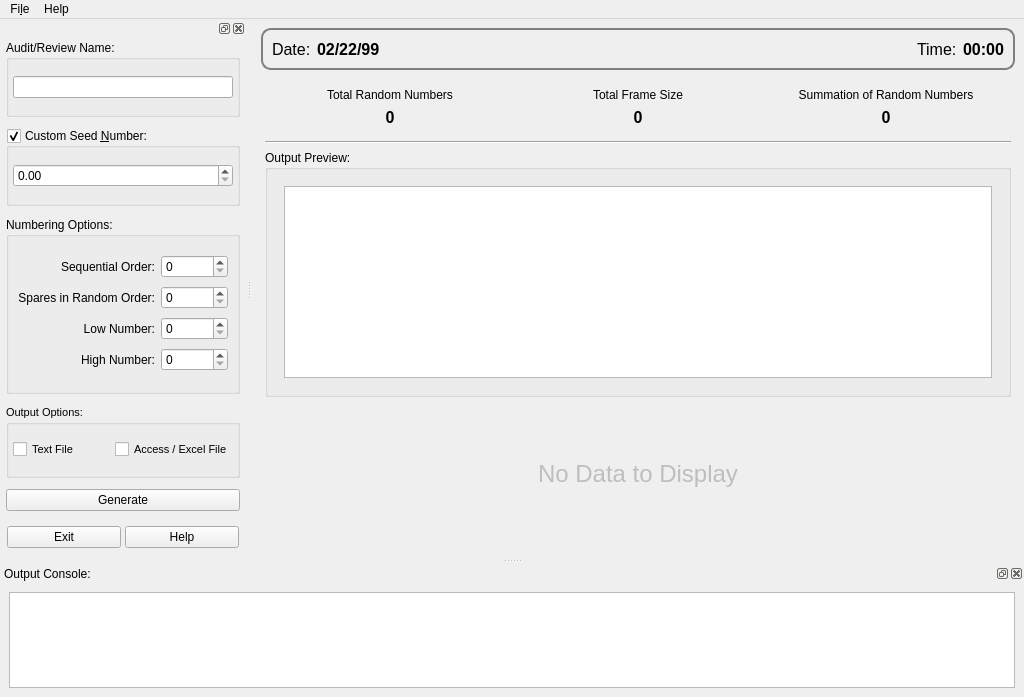
This is products/RAT-STATS/rstats_modules/SingleStageRandomNumbers/src/UIRStatsSSRN.ui in cbtek/RStats2017 as Qt 5 draws it before an edit. The edited form follows.
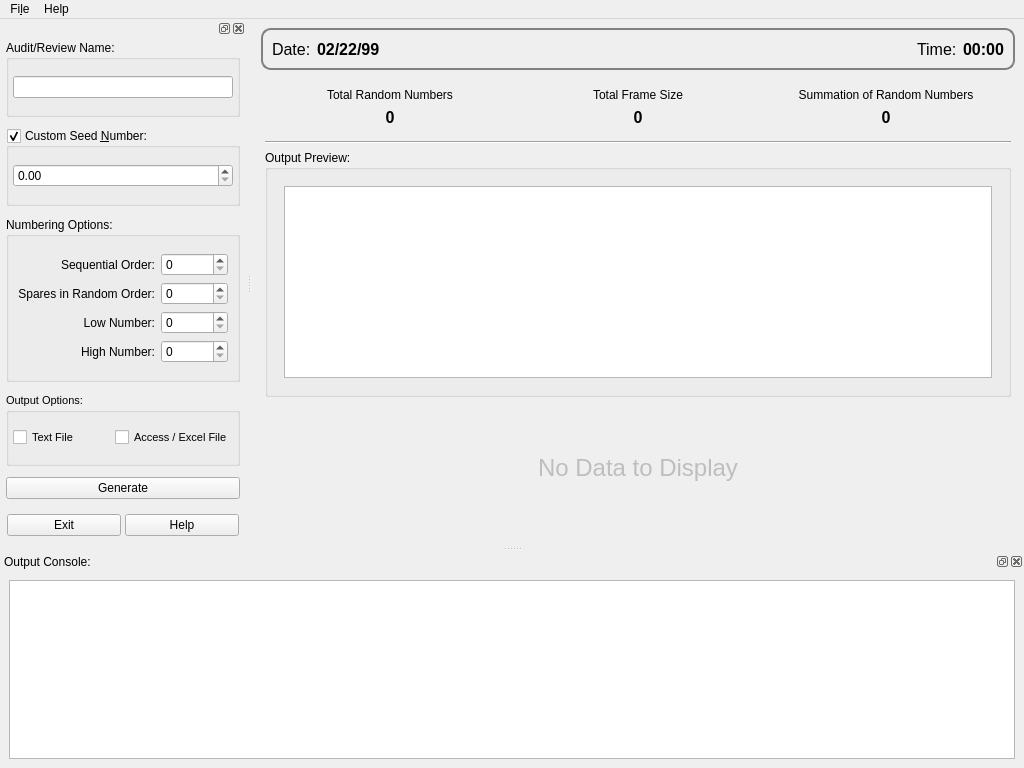
This is the edited form.

Commit message: Revamped and updated "recent sessions" feature in SingleStageRandomNumbers project Added "getFileEntries" function overload to FileUtils thats a little easier to use Added "isEmpty" function to StringUtils for checking if a string is empty (will remove whitespace before doing the check) Added functions to RStatsUtils for loading/saving data to .rstats_sessions folder.  This will be used to add persistent data session to each module.

```diff
--- a/products/RAT-STATS/rstats_modules/SingleStageRandomNumbers/src/UIRStatsSSRN.ui
+++ b/products/RAT-STATS/rstats_modules/SingleStageRandomNumbers/src/UIRStatsSSRN.ui
@@ -7,7 +7,7 @@
     <x>0</x>
     <y>0</y>
     <width>1024</width>
-    <height>697</height>
+    <height>768</height>
    </rect>
   </property>
   <property name="windowTitle">
@@ -711,7 +711,7 @@
      <item>
       <widget class="QListWidget" name="m_lstErrorConsole">
        <property name="sizePolicy">
-        <sizepolicy hsizetype="Expanding" vsizetype="Minimum">
+        <sizepolicy hsizetype="Expanding" vsizetype="Expanding">
          <horstretch>0</horstretch>
          <verstretch>0</verstretch>
         </sizepolicy>
@@ -719,21 +719,11 @@
        <property name="maximumSize">
         <size>
          <width>16777215</width>
-         <height>96</height>
+         <height>16777215</height>
         </size>
        </property>
        <property name="styleSheet">
-        <string notr="true">QListWidget
-{
-}
-QListWidget::item
-{
-	border:1px solid gray;
-	color:black;
-	background:#777;
-	height:24px;
-	padding:4px;
-}</string>
+        <string notr="true"/>
        </property>
       </widget>
      </item>
```
Left out of the diff: 2 changed lines with no effect on the pictures. The commit also changes 8 other files.
